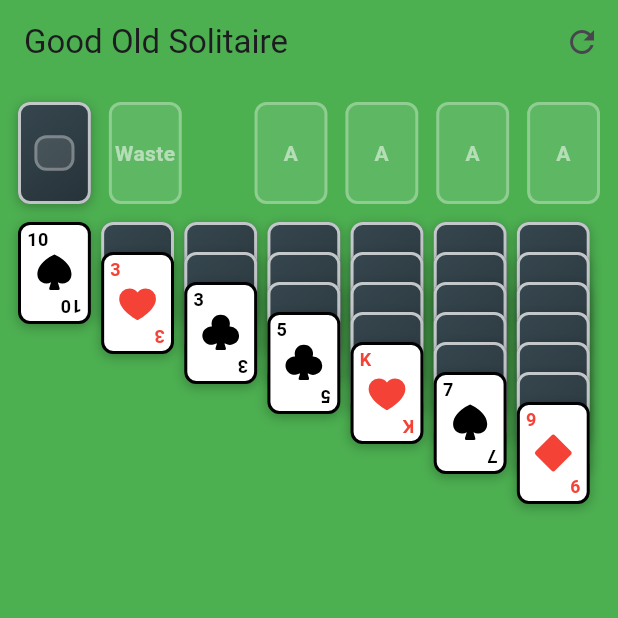
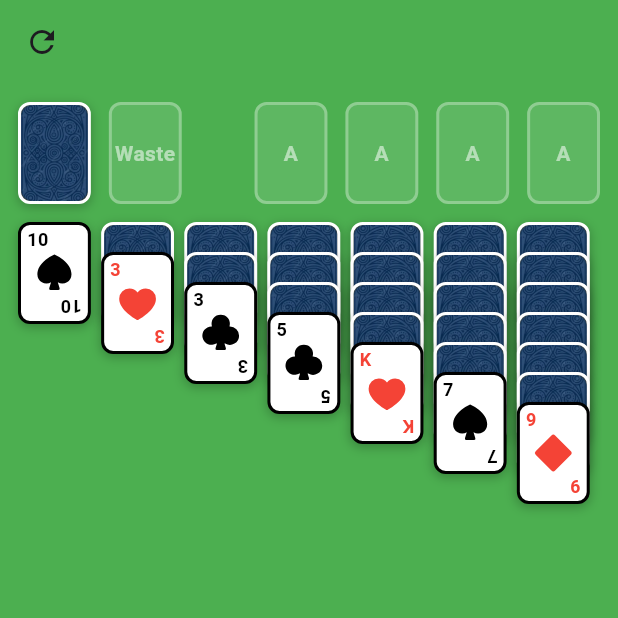
Before and after one commit to jokilic/good_old_solitaire, a Flutter app: the screen it shows after launch, after a tap on the "refresh" icon, on a phone screen of 412 x 824 dp, the top half of it. Run offline on Flutter 3.47's test engine with Material 3 defaults, Android fonts, the phone set to English and light mode, and no system bars; our stand-ins replace get_it, phosphor_flutter, watch_it.

Commit message:
CardBack

```diff
--- /dev/null
+++ b/lib/constants/images.dart
@@ -0,0 +1,3 @@
+class SolitaireImages {
+  static const cardBack = 'assets/card_back.webp';
+}
--- a/lib/screens/game/game_screen.dart
+++ b/lib/screens/game/game_screen.dart
@@ -45,16 +45,13 @@ class _GameScreenState extends State<GameScreen> {
     return Scaffold(
       backgroundColor: Colors.green,
       appBar: AppBar(
-        title: const Text('Good Old Solitaire'),
         backgroundColor: Colors.green,
         elevation: 0,
-        actions: [
-          IconButton(
-            onPressed: controller.newGame,
-            icon: const Icon(Icons.refresh),
-            tooltip: 'New Game',
-          ),
-        ],
+        leading: IconButton(
+          onPressed: controller.newGame,
+          icon: const Icon(Icons.refresh),
+          tooltip: 'New Game',
+        ),
       ),
       body: LayoutBuilder(
         builder: (context, constraints) {
--- a/lib/screens/game/widgets/card/card_back.dart
+++ b/lib/screens/game/widgets/card/card_back.dart
@@ -1,6 +1,7 @@
 import 'package:flutter/material.dart';
 
 import '../../../../constants/constants.dart';
+import '../../../../constants/images.dart';
 
 class CardBack extends StatelessWidget {
   final double height;
@@ -19,7 +20,7 @@ class CardBack extends StatelessWidget {
     decoration: BoxDecoration(
       borderRadius: BorderRadius.circular(borderRadius),
       border: Border.all(
-        color: Colors.white70,
+        color: Colors.white,
         width: borderWidth,
       ),
       gradient: LinearGradient(
@@ -38,18 +39,13 @@ class CardBack extends StatelessWidget {
         ),
       ],
     ),
-    child: Center(
-      child: Container(
-        height: height * 0.35,
-        width: width * 0.55,
-        decoration: BoxDecoration(
-          borderRadius: BorderRadius.circular(borderRadius),
-          border: Border.all(
-            color: Colors.white30,
-            width: borderWidth,
-          ),
-          color: Colors.white10,
-        ),
+    child: ClipRRect(
+      borderRadius: BorderRadius.circular(borderRadius),
+      child: Image.asset(
+        SolitaireImages.cardBack,
+        height: height,
+        width: width,
+        fit: BoxFit.cover,
       ),
     ),
   );
```
Also changed, not shown: assets/card_back.webp (added).
